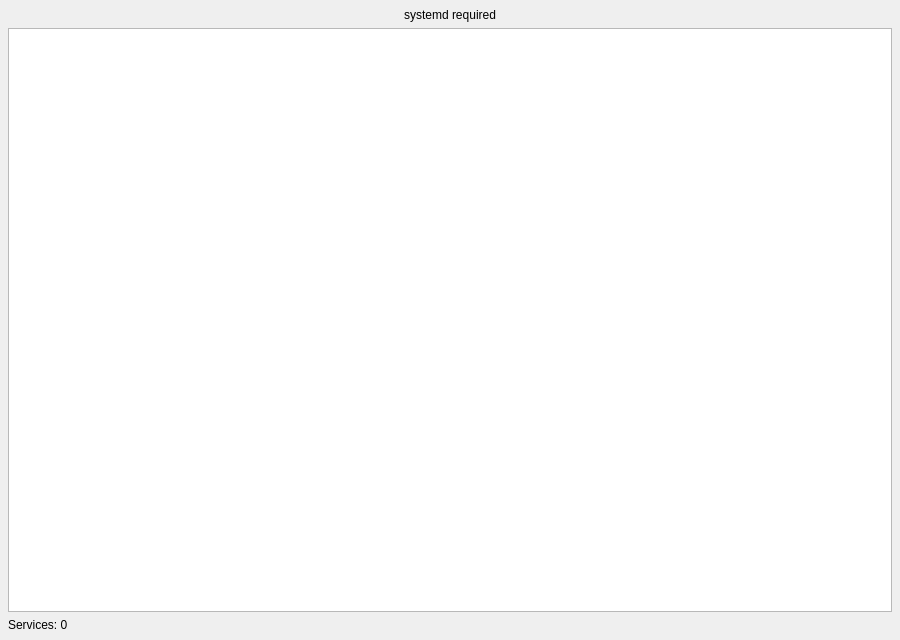
First picture: the form in src/serviceswidget.ui, repository wholikeel/TuxManager, before the edit.
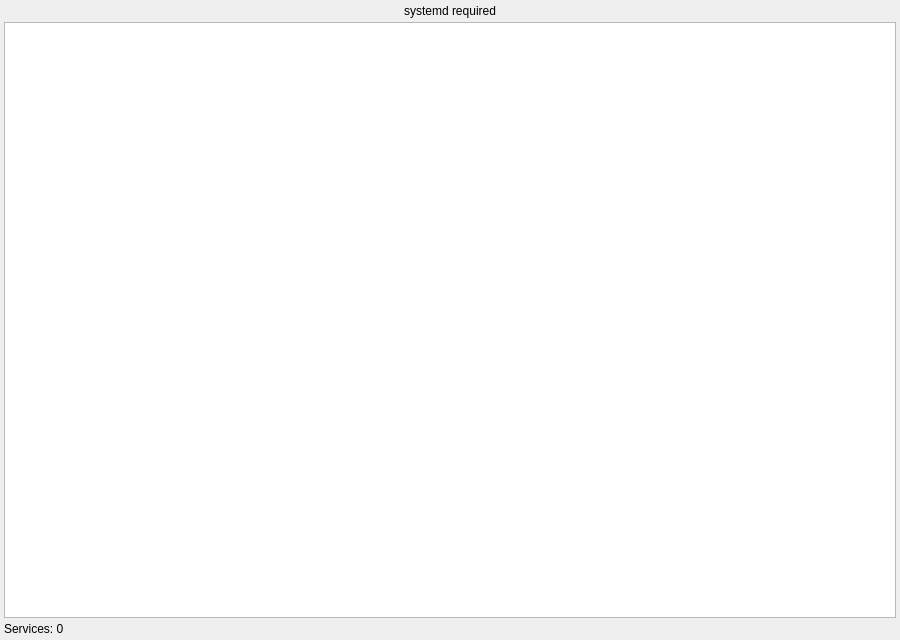
Second picture: the form after the edit.

Patch:
```diff
--- a/src/serviceswidget.ui
+++ b/src/serviceswidget.ui
@@ -11,11 +11,21 @@
    </rect>
   </property>
   <layout class="QVBoxLayout" name="verticalLayout">
-   <property name="leftMargin"><number>8</number></property>
-   <property name="topMargin"><number>8</number></property>
-   <property name="rightMargin"><number>8</number></property>
-   <property name="bottomMargin"><number>8</number></property>
-   <property name="spacing"><number>6</number></property>
+   <property name="spacing">
+    <number>4</number>
+   </property>
+   <property name="leftMargin">
+    <number>4</number>
+   </property>
+   <property name="topMargin">
+    <number>4</number>
+   </property>
+   <property name="rightMargin">
+    <number>4</number>
+   </property>
+   <property name="bottomMargin">
+    <number>4</number>
+   </property>
    <item>
     <widget class="QLabel" name="unavailableLabel">
      <property name="text">
```
Left out of the diff: 8 changed lines with no effect on the pictures.
